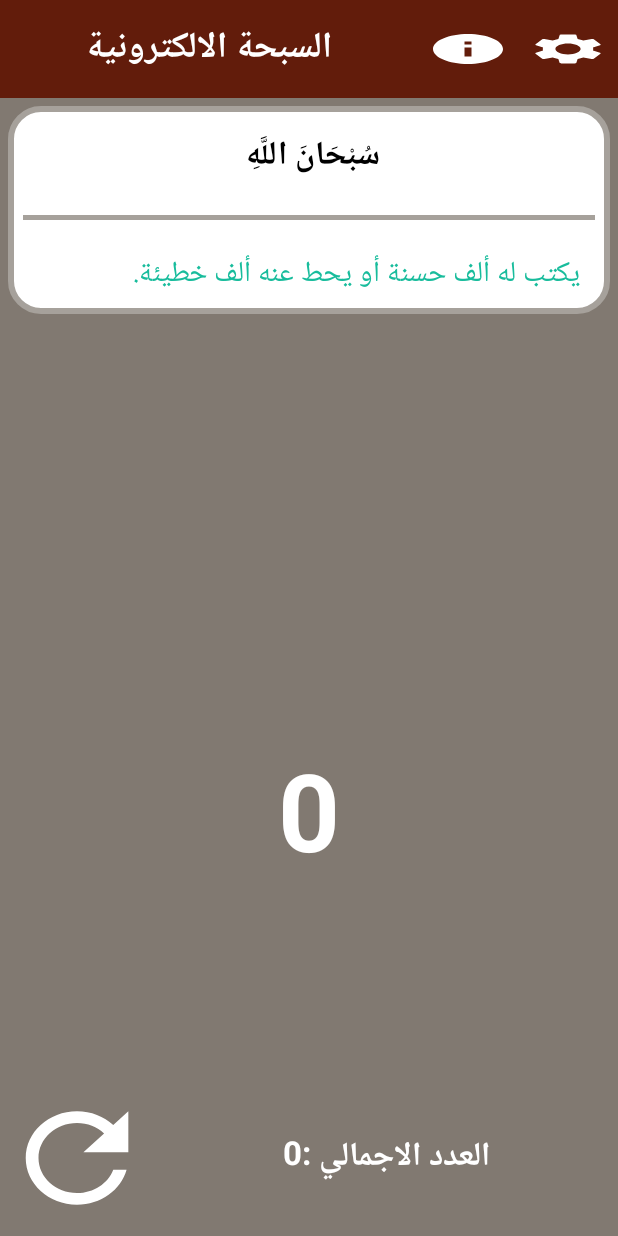
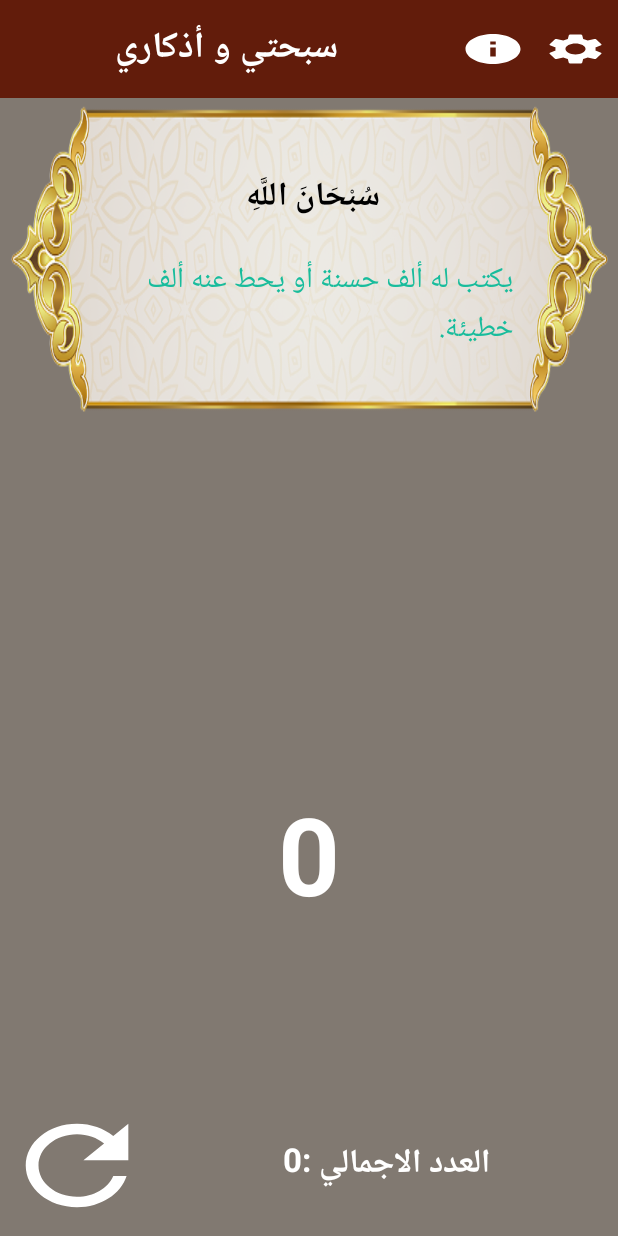
Before and after one commit to adelgahgouh/tasbih_app, an Android app: the MainActivity screen opened directly, with no data from a screen before it, on a phone screen of 412 x 824 dp. Run offline under Robolectric (Android 15) with nearby library versions, the phone set to English and light mode, and no system bars.

Commit message:
update the design little bit

```diff
--- a/app/src/main/AndroidManifest.xml
+++ b/app/src/main/AndroidManifest.xml
@@ -6,9 +6,9 @@
 
     <application
         android:allowBackup="true"
-        android:icon="@mipmap/ic_launcher"
+        android:icon="@drawable/logo"
         android:label="@string/app_name"
-        android:roundIcon="@mipmap/ic_launcher"
+        android:roundIcon="@drawable/logo"
         android:supportsRtl="true"
         android:theme="@style/AppTheme">
         <activity android:name=".MainActivity"></activity>
--- a/app/src/main/java/com/treecode/tassbih/MainActivity.java
+++ b/app/src/main/java/com/treecode/tassbih/MainActivity.java
@@ -104,7 +104,7 @@ void preparedata(){
         s1=new tasbih("الْلَّهُم صَلِّ وَسَلِم وَبَارِك عَلَى سَيِّدِنَا مُحَمَّد ","من صلى على حين يصبح وحين يمسى ادركته شفاعتى يوم القيامة.");
         arrayList.add(s1);
 
-        s1=new tasbih("أستغفر الله ","لفعل الرسول صلى الله عليه وسلم.");
+        s1=new tasbih("أستغفر الله ","لفعل الرسول صلى الله عليه وسلم. "+"\n"+"قال تعالى: «وَيَا قَوْمِ اسْتَغْفِرُوا رَبَّكُمْ ثُمَّ تُوبُوا إِلَيْهِ يُرْسِلِ السَّمَاءَ عَلَيْكُم مِّدْرَارًا وَيَزِدْكُمْ قُوَّةً إِلَىٰ قُوَّتِكُمْ»");
         arrayList.add(s1);
 
         s1=new tasbih("سُبْحَانَ الْلَّهِ، وَالْحَمْدُ لِلَّهِ، وَلَا إِلَهَ إِلَّا الْلَّهُ، وَالْلَّهُ أَكْبَرُ ","أنهن أحب الكلام الى الله، ومكفرات للذنوب، وغرس الجنة، وجنة لقائلهن من النار، وأحب الى النبي عليه السلام مما طلعت عليه الشمس، والْبَاقِيَاتُ الْصَّالِحَات.");
--- /dev/null
+++ b/app/src/main/res/drawable/bg_tas.xml
@@ -0,0 +1,13 @@
+<?xml version="1.0" encoding="utf-8"?>
+<selector xmlns:android="http://schemas.android.com/apk/res/android">
+    <item  >
+        <shape>
+            <corners android:radius="20dp" />
+            <solid android:color="@color/transpar" />
+            <stroke android:width="4dp" android:color="@color/transpar" />
+        </shape>
+    </item>
+
+
+
+</selector>
--- a/app/src/main/res/layout/activity_main.xml
+++ b/app/src/main/res/layout/activity_main.xml
@@ -15,7 +15,7 @@
         android:layout_width="match_parent"
         android:layout_height="0dp">
         <TextView
-            android:layout_weight="5"
+            android:layout_weight="5.4"
             android:text="@string/app_name"
             android:textAlignment="center"
             android:textStyle="bold"
@@ -28,7 +28,7 @@
         <TextView
             android:layout_margin="5dp"
             android:layout_gravity="center"
-            android:layout_weight="1"
+            android:layout_weight="0.8"
             android:onClick="btn_showlist"
             android:background="@drawable/ic_info"
             android:backgroundTint="@color/white"
@@ -38,7 +38,7 @@
             android:onClick="btnsettings"
             android:layout_margin="5dp"
             android:layout_gravity="center"
-            android:layout_weight="1"
+            android:layout_weight="0.8"
             android:background="@drawable/ic_settings"
             android:backgroundTint="@color/white"
             android:layout_width="0dp"
@@ -52,18 +52,30 @@
         android:layout_height="0dp">
         <LinearLayout
             android:layout_weight="1.5"
+            android:background="@drawable/bg_tas"
+
             android:layout_width="match_parent"
             android:layout_height="wrap_content">
-            <ScrollView
-                android:layout_width="match_parent"
-                android:layout_height="match_parent">
+    <ScrollView
+        android:background="@drawable/bgtassbih"
+
+        android:layout_width="match_parent"
+        android:layout_height="wrap_content">
                 <LinearLayout
                     android:id="@+id/container_tasbih"
-                    android:background="@drawable/btnnormal"
-                    android:layout_margin="5dp"
+
                     android:orientation="vertical"
+                    android:layout_gravity="center_vertical"
+                    android:gravity="center_vertical"
+                    android:layout_marginTop="10dp"
+                    android:layout_marginBottom="10dp"
+                    android:layout_marginEnd="50dp"
+                    android:layout_marginStart="50dp"
                     android:layout_width="match_parent"
-                    android:layout_height="match_parent">
+
+                    android:layout_height="wrap_content">
+
+
                     <TextView
                         android:id="@+id/tv_tasbih_title"
                         android:layout_width="match_parent"
@@ -78,26 +90,22 @@
                         android:gravity="center_horizontal"
                         android:text="@string/app_name"
                         android:layout_height="wrap_content"></TextView>
-                    <View
-                        android:layout_margin="10dp"
-                        android:layout_width="match_parent"
-                        android:background="@color/grey"
-                        android:layout_height="3dp"></View>
                     <TextView
                         android:id="@+id/tv_tasbih_detail"
                         android:layout_width="match_parent"
                         android:paddingStart="10dp"
                         android:paddingEnd="10dp"
-                     android:layout_margin="10dp"
+
+                        android:layout_margin="10dp"
                         android:textColor="@color/green"
                         android:textSize="19sp"
                         android:layoutDirection="rtl"
                         android:text="@string/app_name"
                         android:layout_height="wrap_content"></TextView>
 
-                </LinearLayout>
 
-            </ScrollView>
+                </LinearLayout></ScrollView>
+
         </LinearLayout>
         <LinearLayout
             android:layout_weight="4"
--- a/app/src/main/res/values/colors.xml
+++ b/app/src/main/res/values/colors.xml
@@ -10,4 +10,7 @@
     <color name="green">#18BC9C</color>
     <color name="btnclr">#5b6d92</color>
     <color name="titlesetting">#2c62d6</color>
+    <color name="transpar">#00000000</color>
+    <color name="slogo">#DBB26D</color>
+
 </resources>
--- a/app/src/main/res/values/strings.xml
+++ b/app/src/main/res/values/strings.xml
@@ -1,5 +1,6 @@
 <resources>
-    <string name="app_name">السبحة الالكترونية</string>
+    <string name="app_name">سبحتي و أذكاري</string>
+    <string name="slogo">وَٱلذَّٰاكِرِينَ ٱللَّهَ كَثِيرًا وَٱلذَّٰاكِرَٰتِ أَعَدَّ ٱللَّهُ لَهُم مَّغْفِرَةً وَأَجْرًا عَظِيمًا</string>
     <string name="total">"العدد الاجمالي "</string>
     <string name="settings">الاعدادات</string>
     <string name="soundintro">تفعيل صوت المقدمة</string>
```
Also changed, not shown: app/src/main/res/layout/activity_splash.xml (+19 -3 lines), app/src/main/res/drawable/bg.jpg, app/src/main/res/drawable/bgtassbih.png (added), app/src/main/res/drawable/logo.jpg (added).
